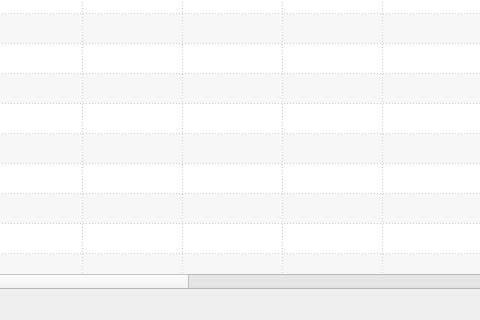
First picture: the form in mainwindow.ui, repository crocodile119/VLTableEditor, before the edit; both pictures show x 252 to 732 and y 212 to 532 of the 987 by 532 pixel window.
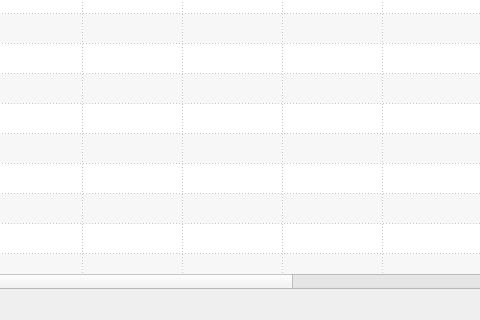
Second picture: the form after the edit. Icons and pictures are not drawn.

Commit message: Save the ascii files, dialog to set row count

What changed in the file:
```diff
--- a/mainwindow.ui
+++ b/mainwindow.ui
@@ -21,6 +21,12 @@
    <layout class="QGridLayout" name="gridLayout">
     <item row="1" column="0" colspan="2">
      <widget class="QTableWidget" name="binaryTable">
+      <property name="font">
+       <font>
+        <weight>50</weight>
+        <bold>false</bold>
+       </font>
+      </property>
       <property name="editTriggers">
        <set>QAbstractItemView::NoEditTriggers</set>
       </property>
@@ -40,7 +46,7 @@
        <number>100</number>
       </property>
       <property name="columnCount">
-       <number>20</number>
+       <number>16</number>
       </property>
       <row/>
       <row/>
@@ -158,10 +164,6 @@
       <column/>
       <column/>
       <column/>
-      <column/>
-      <column/>
-      <column/>
-      <column/>
      </widget>
     </item>
    </layout>
```
Left out of the diff: 15 changed lines with no effect on the pictures. The commit also changes 6 other files.
